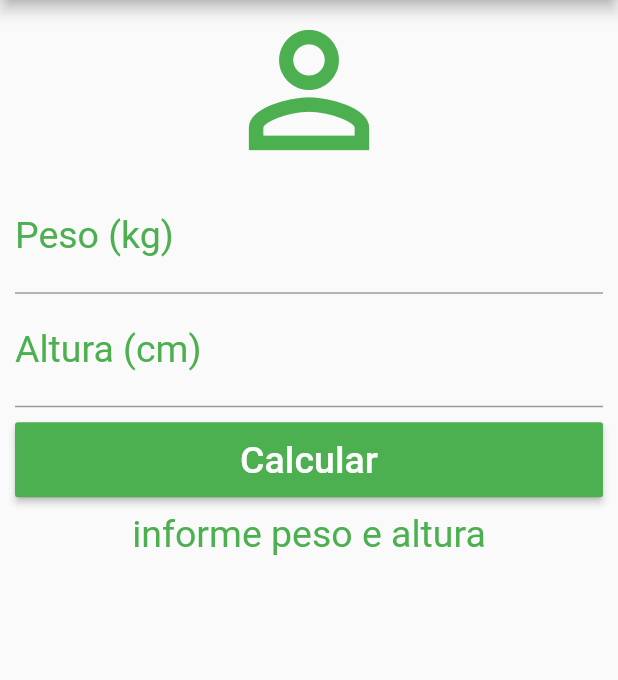
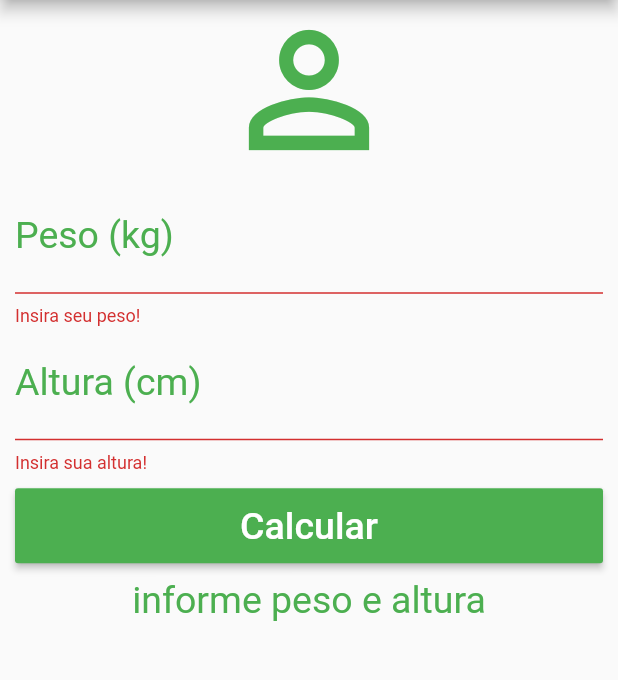
Before and after one commit to JardrielSousa/imcCalcMobile, a Flutter app: the screen it shows after launch, after a tap on "Calcular", on a phone screen of 412 x 824 dp, the part 84-764 px from its top. Run offline on Flutter 3.47's test engine with Material 2 defaults, Android fonts, the phone set to English and light mode, and no system bars.

Commit message:
finalizando projeto calc imc

```diff
--- a/lib/main.dart
+++ b/lib/main.dart
@@ -17,12 +17,14 @@ class _HomePageState extends State<HomePage> {
   TextEditingController weightController = TextEditingController();
   TextEditingController heightController = TextEditingController();
   String _infoText = "informe peso e altura";
+  GlobalKey<FormState> _formKey = GlobalKey<FormState>();
 
   void _resetFields(){
     weightController.text = "";
     heightController.text = "";
     setState(() {
       _infoText = "informe peso e altura!";
+      _formKey = GlobalKey<FormState>();
     });
   }
 
@@ -63,11 +65,13 @@ class _HomePageState extends State<HomePage> {
       ),
       body: SingleChildScrollView(
         padding: EdgeInsets.fromLTRB(10, 0, 10, 0),
+        child: Form(
+          key: _formKey,
           child: Column(
             crossAxisAlignment: CrossAxisAlignment.stretch,
             children: [
               Icon(Icons.person_outline, size: 120.0, color: Colors.green),
-            TextField(
+              TextFormField(
                 keyboardType: TextInputType.number,
                 decoration: InputDecoration(
                     labelText: "Peso (kg)",
@@ -75,8 +79,14 @@ class _HomePageState extends State<HomePage> {
                 textAlign: TextAlign.center,
                 style: TextStyle(color: Colors.green, fontSize: 25.0),
                 controller: weightController,
+                validator: (value){
+                  if(value == null || value.isEmpty){
+                    return "Insira seu peso!";
+                  }
+                  return null;
+                },
               ),
-            TextField(
+              TextFormField(
                 keyboardType: TextInputType.number,
                 decoration: InputDecoration(
                     labelText: "Altura (cm)",
@@ -84,13 +94,23 @@ class _HomePageState extends State<HomePage> {
                 textAlign: TextAlign.center,
                 style: TextStyle(color: Colors.green, fontSize: 25.0),
                 controller: heightController,
+                validator: (value){
+                  if(value == null || value.isEmpty){
+                    return "Insira sua altura!";
+                  }
+                  return null;
+                },
               ),
               Padding(
                 padding: EdgeInsets.only(top: 10.0, bottom: 10.0),
                 child: Container(
                   height: 50.0,
                   child: RaisedButton(
-                  onPressed: _calculate,
+                    onPressed:(){
+                      if (_formKey.currentState!.validate()) {
+                        _calculate();
+                      }
+                    },
                     child: Text(
                       'Calcular',
                       style: TextStyle(color: Colors.white, fontSize: 25.0),
@@ -106,6 +126,7 @@ class _HomePageState extends State<HomePage> {
               ),
             ],
           ),
+        )
       ),
     );
   }
```
Lines whose indentation alone changed are shown as unchanged.
